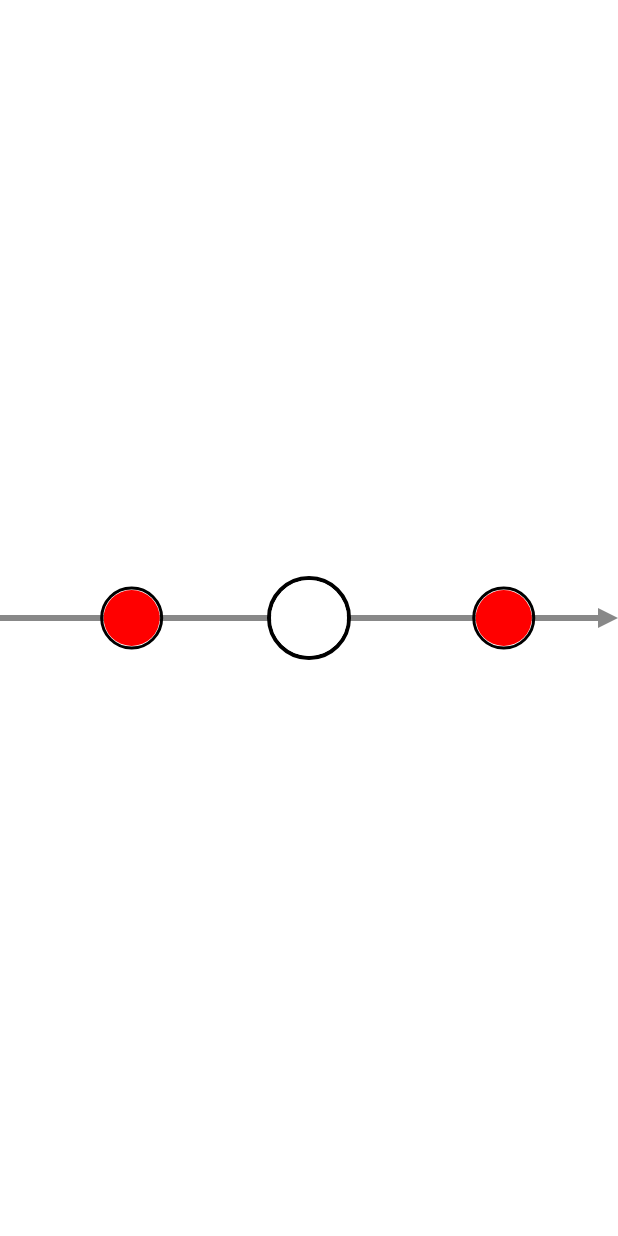
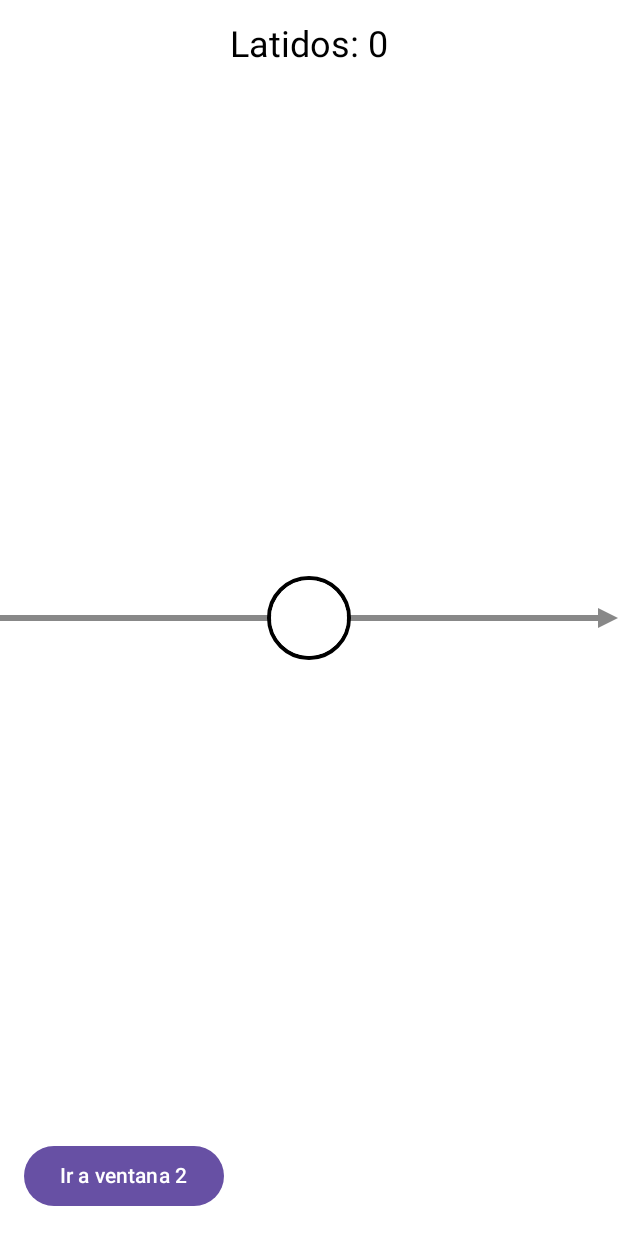
Before and after one commit to Obscurus1999/RCP_app, an Android app built with Jetpack Compose: the screen it shows after launch (MainActivity), on a phone screen of 412 x 824 dp. Run offline under Robolectric (Android 15) with nearby library versions, the phone set to English and light mode, and no system bars.

Commit message:
contador + botón para 2da ventana, pendiente vibración e integrar instrucciones de rcp en la 2da ventana.

```diff
--- a/app/src/main/AndroidManifest.xml
+++ b/app/src/main/AndroidManifest.xml
@@ -22,6 +22,9 @@
                 <category android:name="android.intent.category.LAUNCHER" />
             </intent-filter>
         </activity>
+
+        <activity android:name=".SecondActivity" />
+
     </application>
 
 </manifest>
--- a/app/src/main/java/com/example/rcp/MainActivity.kt
+++ b/app/src/main/java/com/example/rcp/MainActivity.kt
@@ -1,59 +1,92 @@
 package com.example.rcp
 
+import android.content.Intent
 import android.media.MediaPlayer
 import android.os.Bundle
 import androidx.activity.ComponentActivity
 import androidx.activity.compose.setContent
 import androidx.compose.animation.animateColorAsState
 import androidx.compose.foundation.Canvas
-import androidx.compose.foundation.layout.fillMaxSize
+import androidx.compose.foundation.layout.*
+import androidx.compose.material3.Button
+import androidx.compose.material3.MaterialTheme
+import androidx.compose.material3.Text
 import androidx.compose.runtime.*
+import androidx.compose.ui.Alignment
 import androidx.compose.ui.Modifier
 import androidx.compose.ui.geometry.Offset
 import androidx.compose.ui.graphics.Color
 import androidx.compose.ui.graphics.Path
 import androidx.compose.ui.graphics.drawscope.Stroke
 import androidx.compose.ui.platform.LocalContext
-import kotlinx.coroutines.launch
+import androidx.compose.ui.unit.dp
+import androidx.compose.ui.unit.sp
+import kotlinx.coroutines.delay
 import kotlin.math.abs
 
 class MainActivity : ComponentActivity() {
+
     override fun onCreate(savedInstanceState: Bundle?) {
         super.onCreate(savedInstanceState)
         setContent {
-            RcpAnimationFinalCorrected()
+            var animationKey by remember { mutableStateOf(0) }
+            val onResetAnimation = { animationKey++ }
+
+            Box(modifier = Modifier.fillMaxSize()) {
+                RcpAnimationWithCounter(animationKey = animationKey)
+
+                // Botón para ir a segunda ventana
+                val context = LocalContext.current
+                Button(
+                    onClick = {
+                        onResetAnimation()
+                        context.startActivity(Intent(context, SecondActivity::class.java))
+                    },
+                    modifier = Modifier
+                        .align(Alignment.BottomStart)
+                        .padding(16.dp)
+                ) {
+                    Text("Ir a ventana 2")
+                }
+            }
         }
     }
 }
 
 @Composable
-fun RcpAnimationFinalCorrected() {
+fun RcpAnimationWithCounter(animationKey: Int) {
     val circleRadius = 30f
     val centerRadius = 40f
-    val rhythmBpm = 110f           // ritmo clínico recomendado
+    val rhythmBpm = 110f
     val flashDuration = 150L
     val context = LocalContext.current
-
     val mediaPlayer = remember { MediaPlayer.create(context, R.raw.beep) }
     DisposableEffect(Unit) { onDispose { mediaPlayer?.release() } }
 
-    var circles by remember { mutableStateOf(listOf<Pair<Float, Boolean>>()) } // x, triggered
+    var circles by remember { mutableStateOf(listOf<Pair<Float, Boolean>>()) }
     var centralFlash by remember { mutableStateOf(false) }
+    var timeSinceLastCircle by remember { mutableStateOf(0f) }
     var canvasWidth by remember { mutableStateOf(0f) }
-    var timeSinceLastCircle by remember { mutableStateOf(0f) }
+    var beatCount by remember { mutableStateOf(0) }
 
     val centralColor by animateColorAsState(
         targetValue = if (centralFlash) Color(0xFFFF8800) else Color.White
     )
 
-    LaunchedEffect(canvasWidth) {
+    LaunchedEffect(animationKey) {
+        // Reiniciar todos los estados
+        circles = listOf()
+        centralFlash = false
+        timeSinceLastCircle = 0f
+        beatCount = 0
+
         if (canvasWidth <= 0f) return@LaunchedEffect
 
         val fps = 60
         val deltaTime = 1000f / fps
         val intervalMs = 60_000f / rhythmBpm
+        val startX = -circleRadius * 2f
         val centerX = canvasWidth / 2f
-        val startX = -circleRadius * 2f
         val distanceToCenter = centerX - startX
         val framesPerInterval = intervalMs / deltaTime
         val speedPerFrame = distanceToCenter / framesPerInterval
@@ -61,20 +94,18 @@ fun RcpAnimationFinalCorrected() {
         while (true) {
             timeSinceLastCircle += deltaTime
 
-            // Generar un nuevo círculo solo si pasó el intervalo de BPM
             if (timeSinceLastCircle >= intervalMs) {
                 circles = circles + Pair(startX, false)
                 timeSinceLastCircle = 0f
             }
 
-            // Mover círculos
             circles = circles.map { it.copy(first = it.first + speedPerFrame) }
 
-            // Detectar cruce central y activar sonido + flash
             circles = circles.map { (x, triggered) ->
                 if (!triggered && x >= centerX) {
                     try { mediaPlayer?.start() } catch (_: Exception) {}
                     centralFlash = true
+                    beatCount++
                     kotlinx.coroutines.delay(flashDuration)
                     centralFlash = false
                     Pair(x, true)
@@ -88,7 +119,6 @@ fun RcpAnimationFinalCorrected() {
         }
     }
 
-    // --- Canvas
     Canvas(modifier = Modifier.fillMaxSize()) {
         canvasWidth = size.width
         val centerY = size.height / 2f
@@ -108,8 +138,8 @@ fun RcpAnimationFinalCorrected() {
         }, color = Color.Gray)
 
         // Círculo central con borde y parpadeo
-        drawCircle(Color.Black, centerRadius, Offset(canvasWidth/2f, centerY), style = Stroke(4f))
-        drawCircle(centralColor, centerRadius - 2f, Offset(canvasWidth/2f, centerY))
+        drawCircle(Color.Black, centerRadius, Offset(canvasWidth / 2f, centerY), style = Stroke(4f))
+        drawCircle(centralColor, centerRadius - 2f, Offset(canvasWidth / 2f, centerY))
 
         // Círculos móviles
         circles.forEach { (x, _) ->
@@ -117,4 +147,9 @@ fun RcpAnimationFinalCorrected() {
             drawCircle(Color.Red, circleRadius - 2f, Offset(x, centerY))
         }
     }
+
+    // Contador de latidos arriba
+    Box(modifier = Modifier.fillMaxSize(), contentAlignment = Alignment.TopCenter) {
+        Text("Latidos: $beatCount", fontSize = 24.sp, color = Color.Black, modifier = Modifier.padding(top = 16.dp))
+    }
 }
--- a/gradle/libs.versions.toml
+++ b/gradle/libs.versions.toml
@@ -1,5 +1,5 @@
 [versions]
-agp = "8.13.0"
+agp = "8.12.0"
 kotlin = "2.0.21"
 coreKtx = "1.10.1"
 junit = "4.13.2"
```
Also changed, not shown: app/src/main/java/com/example/rcp/SecondActivity.kt (added, +22 -0 lines).
